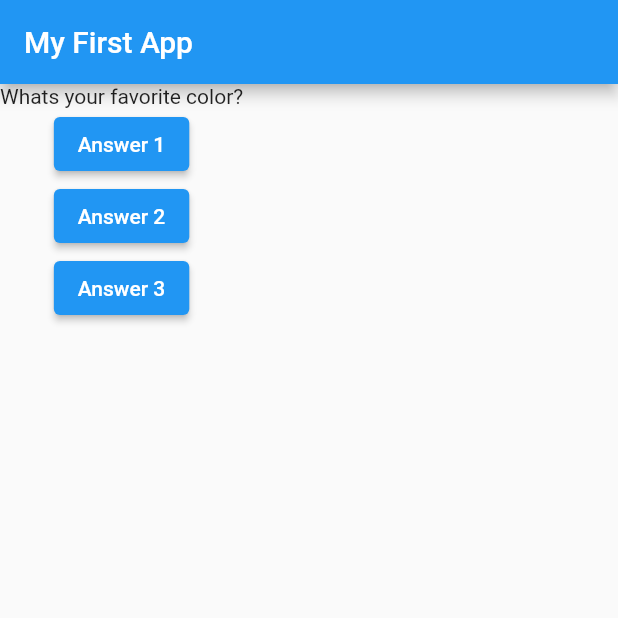
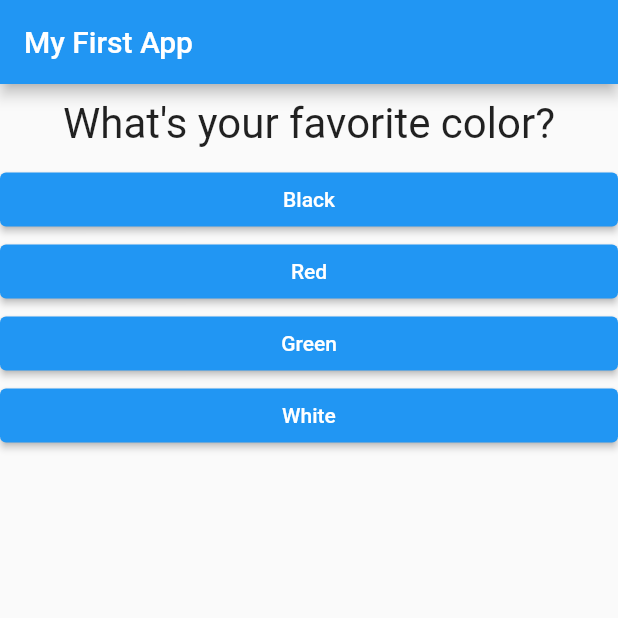
Before and after one commit to smit-lakhani-13/Flutter_Quiz_App, a Flutter app: the screen it shows after launch, on a phone screen of 412 x 824 dp, the top half of it. Run offline on Flutter 3.47's test engine with Material 2 defaults, Android fonts, the phone set to English and light mode, and no system bars.

Commit message:
final commit

```diff
--- /dev/null
+++ b/lib/answer.dart
@@ -0,0 +1,21 @@
+import 'package:flutter/material.dart';
+
+class Answer extends StatelessWidget {
+  final Function selectHandler;
+  final String answerText;
+
+  Answer(this.selectHandler, this.answerText);
+
+  @override
+  Widget build(BuildContext context) {
+    return Container(
+      width: double.infinity,
+      child: ElevatedButton(
+        // color: Colors.blue,
+        // textColor: Colors.white,
+        child: Text(answerText),
+        onPressed: selectHandler,
+      ),
+    );
+  }
+}
--- a/lib/main.dart
+++ b/lib/main.dart
@@ -1,5 +1,7 @@
 import 'package:flutter/material.dart';
 
+import './quiz.dart';
+import './result.dart';
 // void main() {
 //   runApp(MyApp());
 // }
@@ -10,49 +12,88 @@ class MyApp extends StatefulWidget {
   @override
   State<StatefulWidget> createState() {
     // TODO: implement createState
-    return MyAppState();
+    return _MyAppState();
   }
 }
 
-class MyAppState extends State<MyApp> {
-  var questionIndex = 0;
+class _MyAppState extends State<MyApp> {
+  final _questions = const [
+    {
+      'questionText': 'What\'s your favorite color?',
+      'answers': [
+        {'text': 'Black', 'score': 10},
+        {'text': 'Red', 'score': 5},
+        {'text': 'Green', 'score': 3},
+        {'text': 'White', 'score': 1},
+      ],
+    },
+    {
+      'questionText': 'What\'s your favorite animal?',
+      'answers': [
+        {'text': 'Rabbit', 'score': 3},
+        {'text': 'Snake', 'score': 11},
+        {'text': 'Elephant', 'score': 5},
+        {'text': 'Lion', 'score': 9},
+      ],
+    },
+    {
+      'questionText': 'Who\'s your favorite instructor?',
+      'answers': [
+        {'text': 'Smit', 'score': 1},
+        {'text': 'Smit', 'score': 1},
+        {'text': 'Smit', 'score': 1},
+        {'text': 'Smit', 'score': 1},
+      ],
+    },
+  ];
+  var _questionIndex = 0;
+  var _totalScore = 0;
 
-  void answerQuestion() {
+  void _resetQuiz() {
     setState(() {
-      questionIndex = questionIndex + 1;
+      _questionIndex = 0;
+      _totalScore = 0;
     });
+  }
+
+  void _answerQuestion(int score) {
+    // var aBool = true;
+    // aBool = false;
+
+    _totalScore += score;
+
+    setState(() {
+      _questionIndex = _questionIndex + 1;
+    });
+    print(_questionIndex);
+    if (_questionIndex < _questions.length) {
+      print('We have more questions!');
+    } else {
+      print('No more questions!');
+    }
   }
 
   @override
   Widget build(BuildContext context) {
-    var questions = [
-      'What\s your favorite color?',
-      'What\'s your favorite animal?',
-    ];
+    // var dummy = const ['Hello'];
+    // dummy.add('Max');
+    // print(dummy);
+    // dummy = [];
+    // questions = []; // does not work if questions is a const
+
     return MaterialApp(
       home: Scaffold(
-          appBar: AppBar(
-            title: Text('My First App'),
-          ),
-          body: Column(
-            children: [
-              Text(
-                questions[questionIndex],
-              ),
-              ElevatedButton(
-                child: Text('Answer 1'),
-                onPressed: answerQuestion,
-              ),
-              ElevatedButton(
-                child: Text('Answer 2'),
-                onPressed: answerQuestion,
-              ),
-              ElevatedButton(
-                child: Text('Answer 3'),
-                onPressed: answerQuestion,
-              ),
-            ],
-          )),
+        appBar: AppBar(
+          title: Text('My First App'),
+        ),
+        body: _questionIndex < _questions.length
+            ? Quiz(
+                answerQuestion: _answerQuestion,
+                questionIndex: _questionIndex,
+                questions: _questions,
+              )
+            : Result(_totalScore, _resetQuiz),
+      ),
     );
   }
 }
--- /dev/null
+++ b/lib/question.dart
@@ -0,0 +1,20 @@
+import 'package:flutter/material.dart';
+
+class Question extends StatelessWidget {
+  final String questionText;
+
+  Question(this.questionText);
+
+  @override
+  Widget build(BuildContext context) {
+    return Container(
+      width: double.infinity,
+      margin: EdgeInsets.all(10),
+      child: Text(
+        questionText,
+        style: TextStyle(fontSize: 28),
+        textAlign: TextAlign.center,
+      ),
+    );
+  }
+}
--- /dev/null
+++ b/lib/quiz.dart
@@ -0,0 +1,31 @@
+import 'package:flutter/material.dart';
+
+import './question.dart';
+import './answer.dart';
+
+class Quiz extends StatelessWidget {
+  final List<Map<String, Object>> questions;
+  final int questionIndex;
+  final Function answerQuestion;
+
+  Quiz({
+    @required this.questions,
+    @required this.answerQuestion,
+    @required this.questionIndex,
+  });
+
+  @override
+  Widget build(BuildContext context) {
+    return Column(
+      children: [
+        Question(
+          questions[questionIndex]['questionText'],
+        ),
+        ...(questions[questionIndex]['answers'] as List<Map<String, Object>>)
+            .map((answer) {
+          return Answer(() => answerQuestion(answer['score']), answer['text']);
+        }).toList()
+      ],
+    );
+  }
+}
```
Also changed, not shown: lib/result.dart (added, +44 -0 lines).
